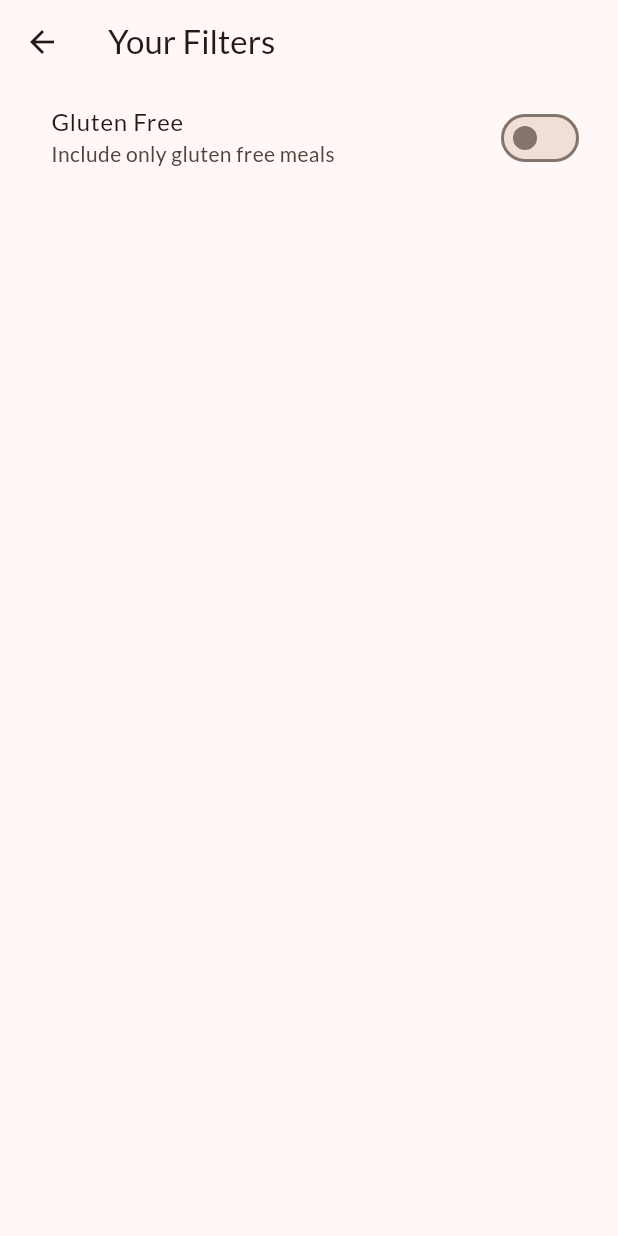
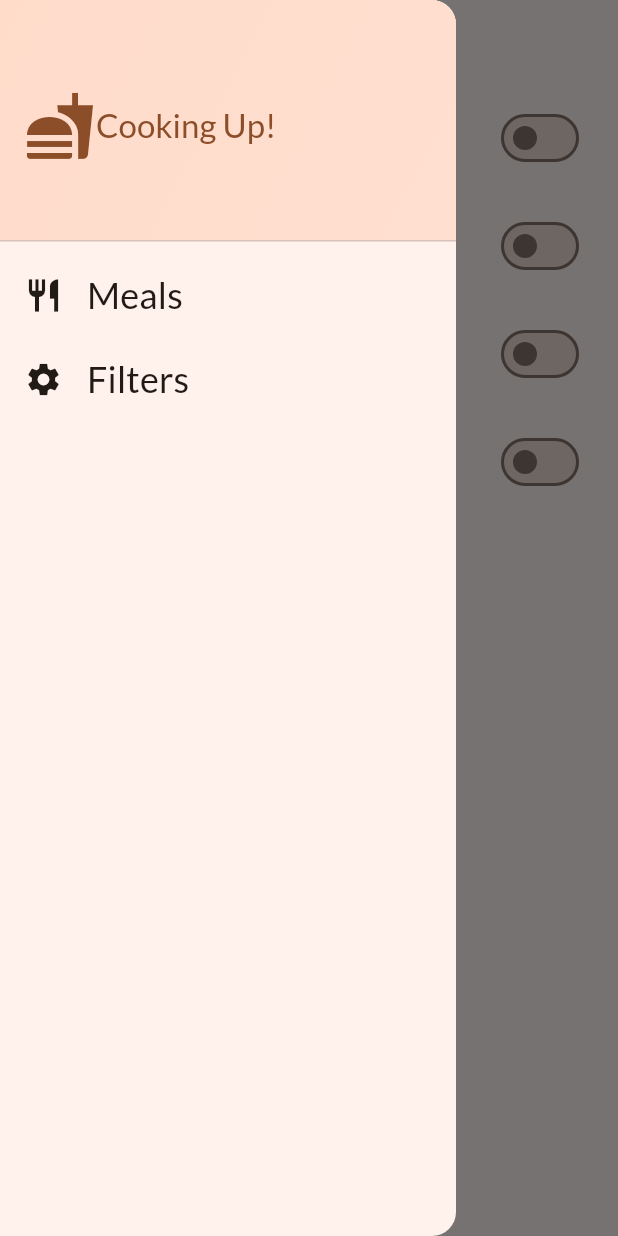
Before and after one commit to n1ckollas/flutter_practice, a Flutter app: the FiltersScreen screen opened directly with empty values, with the side drawer open (before the commit the screen has no drawer), on a phone screen of 412 x 824 dp. Run offline on Flutter 3.47's test engine with Material 3 defaults, Android fonts, the phone set to English and light mode, and no system bars; our stand-ins replace google_fonts, transparent_image; statements that could not run were skipped.

Commit message:
Monday work

```diff
--- a/lib/12/screens/filters.dart
+++ b/lib/12/screens/filters.dart
@@ -1,4 +1,5 @@
 import 'package:flutter/material.dart';
+import 'package:meals/12/widgets/main_drawer.dart';
 
 enum Filter {
   glutenFree,
@@ -39,7 +40,19 @@ class _FiltersScreenState extends State<FiltersScreen> {
   Widget build(context) {
     return Scaffold(
         appBar: AppBar(title: const Text("Your Filters")),
-        // drawer: MainDrawer
+        drawer: MainDrawer(
+          onSelectScreen: (identifier) {
+            Navigator.of(context).pop();
+            if (identifier == 'meals') {
+              Navigator.of(context).pop({
+                Filter.glutenFree: _glutenFreeFilterSet,
+                Filter.lactoseFree: _lactoseFreeFilterSet,
+                Filter.vegetarian: _vegetarianFilterSet,
+                Filter.vegan: _veganFilterSet,
+              });
+            }
+          },
+        ),
         body: Column(children: [
           SwitchListTile(
             value: _glutenFreeFilterSet,
@@ -48,15 +61,73 @@ class _FiltersScreenState extends State<FiltersScreen> {
                 _glutenFreeFilterSet = isChecked;
               });
             },
-            title: Text(
-              "Gluten Free",
-            ),
+            title: Text("Gluten Free",
+                style: Theme.of(context).textTheme.titleLarge!.copyWith(
+                      color: Theme.of(context).colorScheme.onBackground,
+                    )),
             subtitle: Text(
               "Include only gluten free meals",
+              style: Theme.of(context).textTheme.labelMedium!.copyWith(
+                    color: Theme.of(context).colorScheme.onBackground,
+                  ),
             ),
             activeColor: Theme.of(context).colorScheme.tertiary,
             contentPadding: const EdgeInsets.only(left: 34, right: 22),
-          )
+          ),
+          SwitchListTile(
+            value: _lactoseFreeFilterSet,
+            onChanged: (isChecked) {
+              setState(() {
+                _lactoseFreeFilterSet = isChecked;
+              });
+            },
+            title: Text("Lactose Free",
+                style: Theme.of(context).textTheme.titleLarge!.copyWith(
+                      color: Theme.of(context).colorScheme.onBackground,
+                    )),
+            subtitle: Text("Include only lactose Free meals",
+                style: Theme.of(context).textTheme.labelMedium!.copyWith(
+                      color: Theme.of(context).colorScheme.onBackground,
+                    )),
+            activeColor: Theme.of(context).colorScheme.tertiary,
+            contentPadding: const EdgeInsets.only(left: 34, right: 22),
+          ),
+          SwitchListTile(
+            value: _vegetarianFilterSet,
+            onChanged: (isChecked) {
+              setState(() {
+                _vegetarianFilterSet = isChecked;
+              });
+            },
+            title: Text("Vegetarian",
+                style: Theme.of(context).textTheme.titleLarge!.copyWith(
+                      color: Theme.of(context).colorScheme.onBackground,
+                    )),
+            subtitle: Text("Include only Vegetarian Meals",
+                style: Theme.of(context).textTheme.labelMedium!.copyWith(
+                      color: Theme.of(context).colorScheme.onBackground,
+                    )),
+            activeColor: Theme.of(context).colorScheme.tertiary,
+            contentPadding: const EdgeInsets.only(left: 34, right: 22),
+          ),
+          SwitchListTile(
+            value: _veganFilterSet,
+            onChanged: (isChecked) {
+              setState(() {
+                _veganFilterSet = isChecked;
+              });
+            },
+            title: Text("Vegan",
+                style: Theme.of(context).textTheme.titleLarge!.copyWith(
+                      color: Theme.of(context).colorScheme.onBackground,
+                    )),
+            subtitle: Text("Include only Vegan Meals",
+                style: Theme.of(context).textTheme.labelMedium!.copyWith(
+                      color: Theme.of(context).colorScheme.onBackground,
+                    )),
+            activeColor: Theme.of(context).colorScheme.tertiary,
+            contentPadding: const EdgeInsets.only(left: 34, right: 22),
+          ),
         ]));
   }
 }
--- a/lib/12/widgets/main_drawer.dart
+++ b/lib/12/widgets/main_drawer.dart
@@ -15,22 +15,62 @@ class MainDrawer extends StatelessWidget {
         children: [
           DrawerHeader(
               decoration: BoxDecoration(
-                  gradient: LinearGradient(colors: [
-                Theme.of(context).colorScheme.primaryContainer,
-                Theme.of(context).colorScheme.primaryContainer.withOpacity(0.8)
-              ])),
+                  gradient: LinearGradient(
+                colors: [
+                  Theme.of(context).colorScheme.primaryContainer,
+                  Theme.of(context)
+                      .colorScheme
+                      .primaryContainer
+                      .withOpacity(0.8)
+                ],
+                begin: Alignment.topLeft,
+                end: Alignment.bottomRight,
+              )),
               child: Row(children: [
                 Icon(
                   Icons.fastfood,
                   size: 48,
+                  color: Theme.of(context).colorScheme.primary,
                 ),
-                Text("Cooking Up!")
+                Text(
+                  "Cooking Up!",
+                  style: Theme.of(context).textTheme.titleLarge!.copyWith(
+                        color: Theme.of(context).colorScheme.primary,
+                      ),
+                )
               ])),
           ListTile(
-            leading: Icon(Icons.restaurant),
-            title: Text("Meals"),
+            leading: Icon(
+              Icons.restaurant,
+              size: 26,
+              color: Theme.of(context).colorScheme.onBackground,
+            ),
+            title: Text(
+              "Meals",
+              style: Theme.of(context).textTheme.titleSmall!.copyWith(
+                    color: Theme.of(context).colorScheme.onBackground,
+                    fontSize: 24,
+                  ),
+            ),
             onTap: () {
               onSelectScreen("meals");
+            },
+          ),
+          ListTile(
+            leading: Icon(
+              Icons.settings,
+              size: 26,
+              color: Theme.of(context).colorScheme.onBackground,
+            ),
+            title: Text(
+              "Filters",
+              style: Theme.of(context).textTheme.titleSmall!.copyWith(
+                    color: Theme.of(context).colorScheme.onBackground,
+                    fontSize: 24,
+                  ),
+            ),
+            onTap: () {
+              onSelectScreen("filters");
             },
           )
         ],
```
Also changed, not shown: lib/12/screens/categories.dart (added, +46 -0 lines), lib/12/screens/tabs.dart (+8 -3 lines), lib/12/widgets/category_grid_item.dart (added, +37 -0 lines), lib/12/screens/meals.dart (added).
